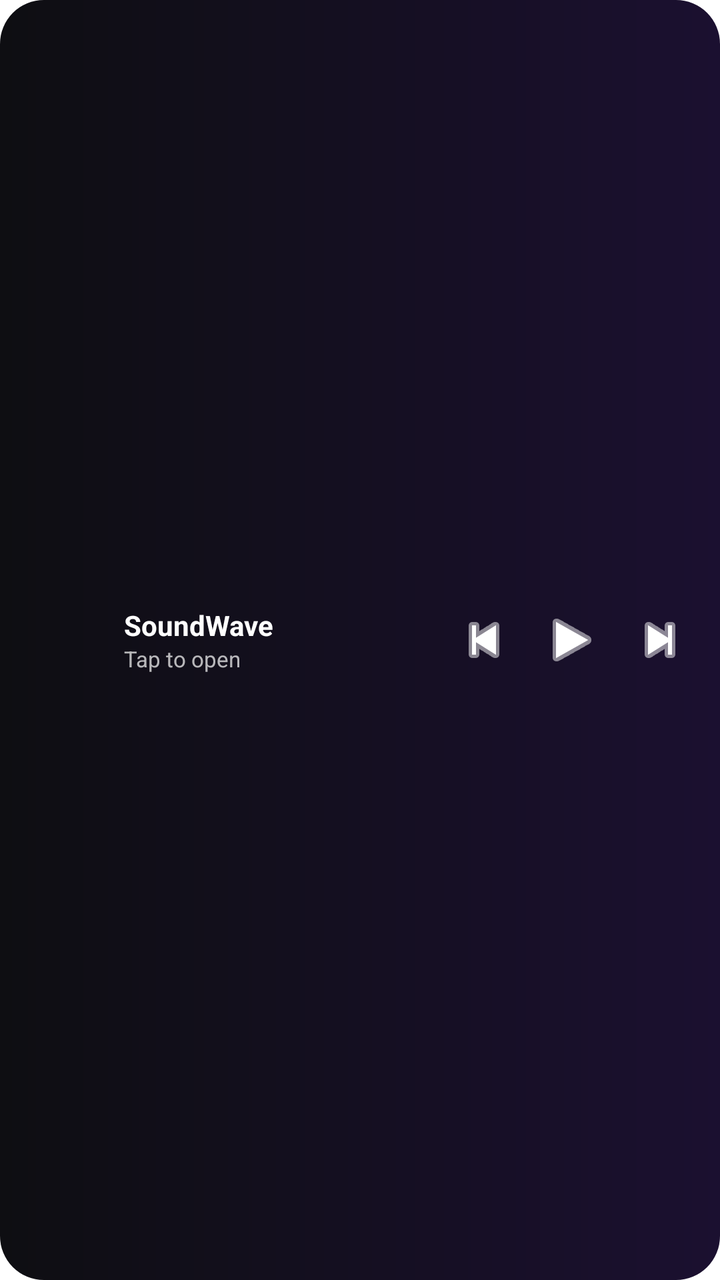
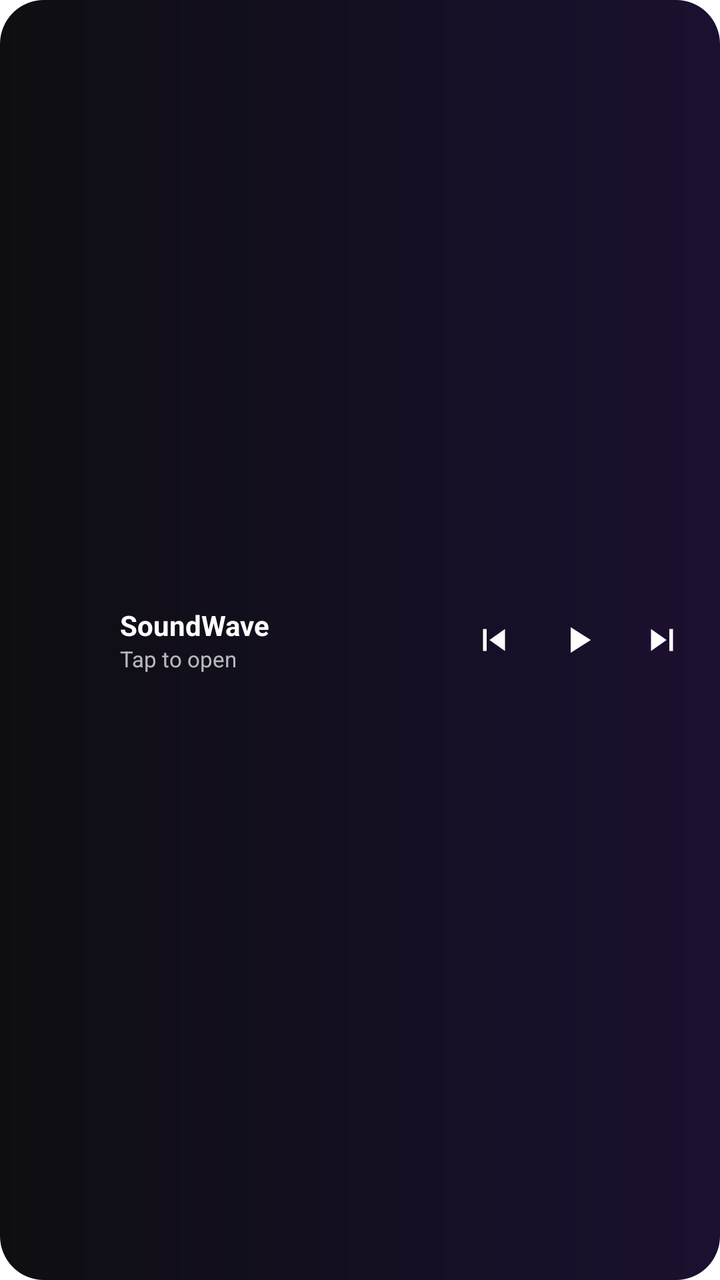

An Android layout rendered at two revisions. The XML below is the earlier revision; the diff shows what the commit changed to produce the second picture.
<!-- AndroidManifest.xml: fallback theme Theme.MaterialComponents.DayNight.NoActionBar -->
<!-- res/layout/soundwave_widget.xml -->
<?xml version="1.0" encoding="utf-8"?>
<LinearLayout xmlns:android="http://schemas.android.com/apk/res/android"
    android:id="@+id/widget_root"
    android:layout_width="match_parent"
    android:layout_height="match_parent"
    android:background="@drawable/soundwave_widget_background"
    android:gravity="center_vertical"
    android:orientation="horizontal"
    android:paddingStart="14dp"
    android:paddingEnd="8dp"
    android:paddingTop="10dp"
    android:paddingBottom="10dp">

    <ImageView
        android:layout_width="36dp"
        android:layout_height="36dp"
        android:contentDescription="SoundWave"
        android:src="@mipmap/ic_launcher" />

    <LinearLayout
        android:layout_width="0dp"
        android:layout_height="wrap_content"
        android:layout_marginStart="12dp"
        android:layout_weight="1"
        android:orientation="vertical">

        <TextView
            android:id="@+id/widget_title"
            android:layout_width="match_parent"
            android:layout_height="wrap_content"
            android:ellipsize="end"
            android:maxLines="1"
            android:text="SoundWave"
            android:textColor="#FFFFFF"
            android:textSize="14sp"
            android:textStyle="bold" />

        <TextView
            android:id="@+id/widget_artist"
            android:layout_width="match_parent"
            android:layout_height="wrap_content"
            android:ellipsize="end"
            android:maxLines="1"
            android:text="Tap to open"
            android:textColor="#B3FFFFFF"
            android:textSize="11sp" />
    </LinearLayout>

    <ImageButton
        android:id="@+id/widget_prev"
        android:layout_width="44dp"
        android:layout_height="44dp"
        android:background="@android:color/transparent"
        android:contentDescription="Previous song"
        android:padding="10dp"
        android:src="@android:drawable/ic_media_previous"
        android:tint="#FFFFFF" />

    <ImageButton
        android:id="@+id/widget_play_pause"
        android:layout_width="44dp"
        android:layout_height="44dp"
        android:background="@android:color/transparent"
        android:contentDescription="Play or pause"
        android:padding="10dp"
        android:src="@android:drawable/ic_media_play"
        android:tint="#FFFFFF" />

    <ImageButton
        android:id="@+id/widget_next"
        android:layout_width="44dp"
        android:layout_height="44dp"
        android:background="@android:color/transparent"
        android:contentDescription="Next song"
        android:padding="10dp"
        android:src="@android:drawable/ic_media_next"
        android:tint="#FFFFFF" />
</LinearLayout>
<!-- resources referenced by this layout -->
<resources>
  <!-- drawable soundwave_widget_background (drawable) -->
  <?xml version="1.0" encoding="utf-8"?>
  <shape xmlns:android="http://schemas.android.com/apk/res/android"
      android:shape="rectangle">
      <gradient
          android:angle="0"
          android:endColor="#1B1030"
          android:startColor="#0E0E12" />
      <corners android:radius="22dp" />
  </shape>
  <!-- mipmap ic_launcher (mipmap-anydpi-v26) -->
  <?xml version="1.0" encoding="utf-8"?>
  <adaptive-icon xmlns:android="http://schemas.android.com/apk/res/android">
      <background android:drawable="@color/ic_launcher_background"/>
      <foreground android:drawable="@mipmap/ic_launcher_foreground"/>
  </adaptive-icon>
  <color name="ic_launcher_background">#F4F6FC</color>
</resources>

<!-- the commit's change to res/layout/soundwave_widget.xml (unified diff, before → after) -->
@@ -8,13 +8,14 @@
     android:orientation="horizontal"
     android:paddingStart="14dp"
     android:paddingEnd="8dp"
-    android:paddingTop="10dp"
-    android:paddingBottom="10dp">
+    android:paddingTop="8dp"
+    android:paddingBottom="8dp">
 
     <ImageView
-        android:layout_width="36dp"
-        android:layout_height="36dp"
+        android:layout_width="34dp"
+        android:layout_height="34dp"
         android:contentDescription="SoundWave"
+        android:scaleType="fitCenter"
         android:src="@mipmap/ic_launcher" />
 
     <LinearLayout
@@ -48,31 +49,31 @@
 
     <ImageButton
         android:id="@+id/widget_prev"
-        android:layout_width="44dp"
-        android:layout_height="44dp"
+        android:layout_width="42dp"
+        android:layout_height="42dp"
         android:background="@android:color/transparent"
         android:contentDescription="Previous song"
         android:padding="10dp"
-        android:src="@android:drawable/ic_media_previous"
-        android:tint="#FFFFFF" />
+        android:scaleType="fitCenter"
+        android:src="@drawable/ic_widget_previous" />
 
     <ImageButton
         android:id="@+id/widget_play_pause"
-        android:layout_width="44dp"
-        android:layout_height="44dp"
+        android:layout_width="42dp"
+        android:layout_height="42dp"
         android:background="@android:color/transparent"
         android:contentDescription="Play or pause"
         android:padding="10dp"
-        android:src="@android:drawable/ic_media_play"
-        android:tint="#FFFFFF" />
+        android:scaleType="fitCenter"
+        android:src="@drawable/ic_widget_play" />
 
     <ImageButton
         android:id="@+id/widget_next"
-        android:layout_width="44dp"
-        android:layout_height="44dp"
+        android:layout_width="42dp"
+        android:layout_height="42dp"
         android:background="@android:color/transparent"
         android:contentDescription="Next song"
         android:padding="10dp"
-        android:src="@android:drawable/ic_media_next"
-        android:tint="#FFFFFF" />
+        android:scaleType="fitCenter"
+        android:src="@drawable/ic_widget_next" />
 </LinearLayout>
<!-- resource entries referenced after the edit -->
@@ -1,5 +1,44 @@
 <!-- resources referenced by this layout -->
 <resources>
+  <!-- drawable ic_widget_next (drawable) -->
+  <?xml version="1.0" encoding="utf-8"?>
+  <vector xmlns:android="http://schemas.android.com/apk/res/android"
+      android:width="24dp"
+      android:height="24dp"
+      android:viewportWidth="24"
+      android:viewportHeight="24">
+      <path
+          android:fillColor="#FFFFFF"
+          android:pathData="M16,6h2v12h-2z" />
+      <path
+          android:fillColor="#FFFFFF"
+          android:pathData="M6,6v12l8.5,-6z" />
+  </vector>
+  <!-- drawable ic_widget_play (drawable) -->
+  <?xml version="1.0" encoding="utf-8"?>
+  <vector xmlns:android="http://schemas.android.com/apk/res/android"
+      android:width="24dp"
+      android:height="24dp"
+      android:viewportWidth="24"
+      android:viewportHeight="24">
+      <path
+          android:fillColor="#FFFFFF"
+          android:pathData="M8,5v14l11,-7z" />
+  </vector>
+  <!-- drawable ic_widget_previous (drawable) -->
+  <?xml version="1.0" encoding="utf-8"?>
+  <vector xmlns:android="http://schemas.android.com/apk/res/android"
+      android:width="24dp"
+      android:height="24dp"
+      android:viewportWidth="24"
+      android:viewportHeight="24">
+      <path
+          android:fillColor="#FFFFFF"
+          android:pathData="M6,6h2v12H6z" />
+      <path
+          android:fillColor="#FFFFFF"
+          android:pathData="M18,6v12L9.5,12z" />
+  </vector>
   <!-- drawable soundwave_widget_background (drawable) -->
   <?xml version="1.0" encoding="utf-8"?>
   <shape xmlns:android="http://schemas.android.com/apk/res/android"
